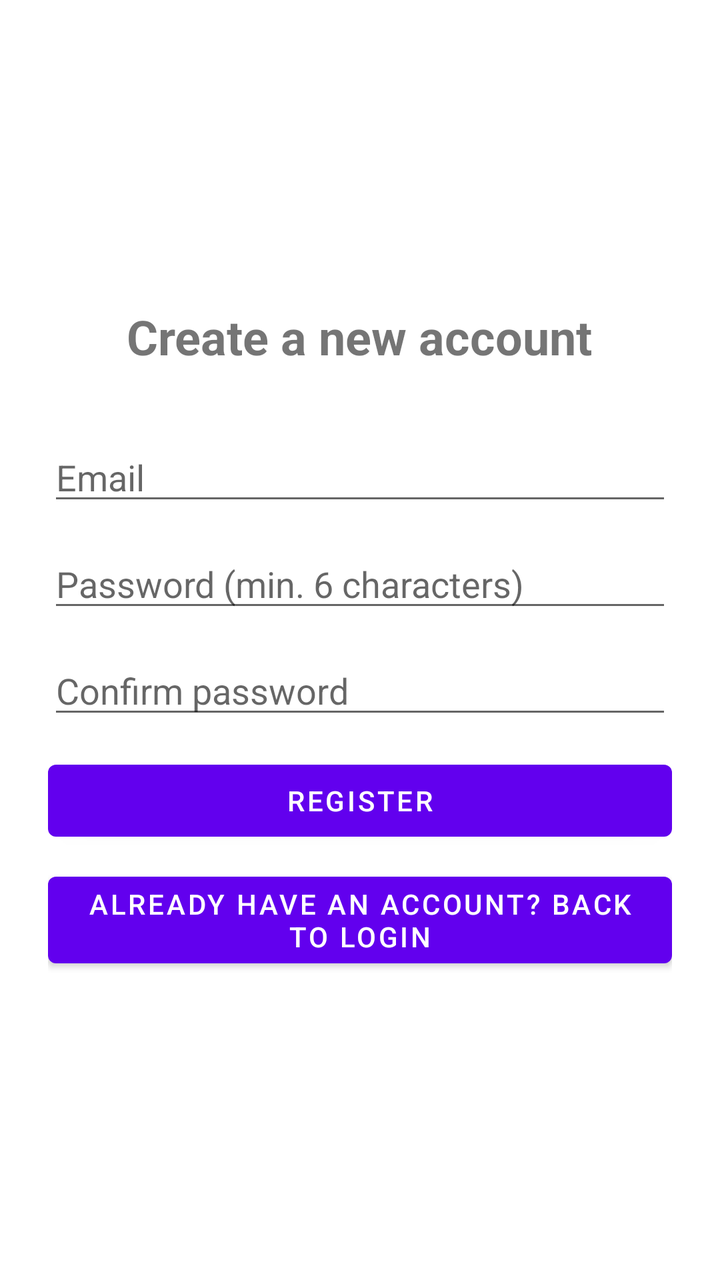
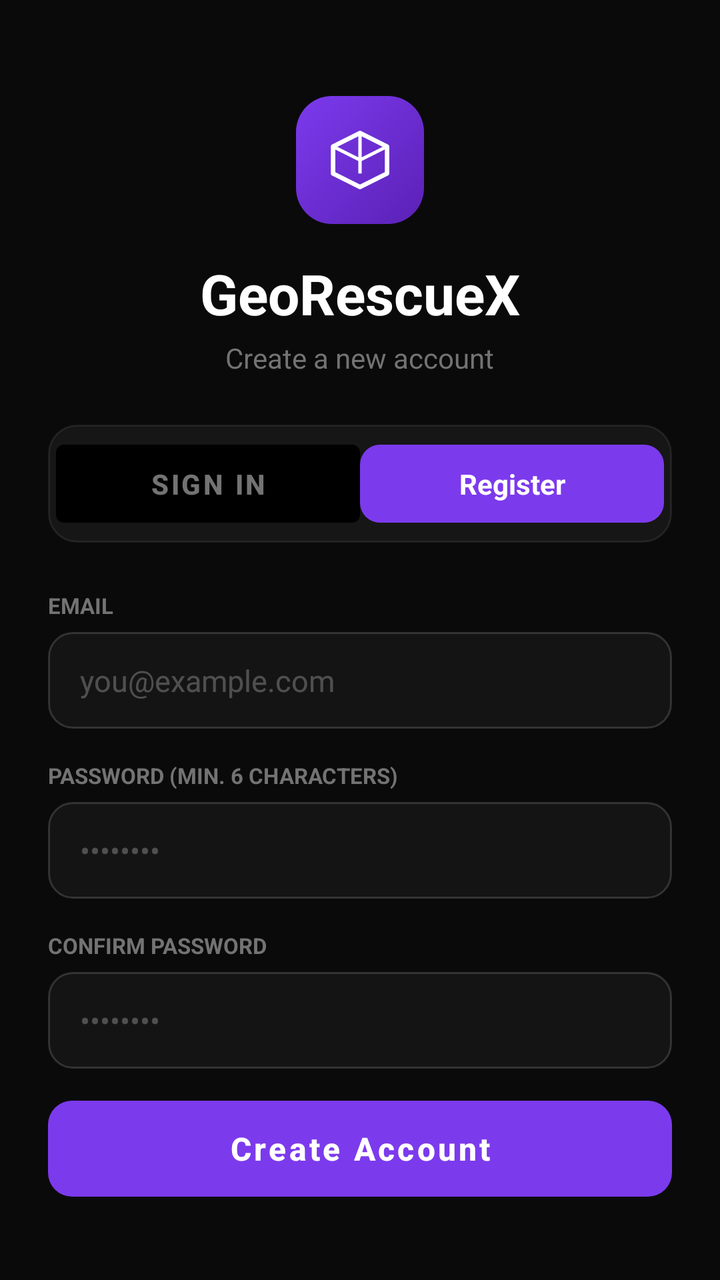

An Android layout rendered at two revisions. The XML below is the earlier revision; the diff shows what the commit changed to produce the second picture.
<!-- AndroidManifest.xml: application theme Theme.GeoRescuX -->
<!-- res/layout/activity_register.xml -->
<?xml version="1.0" encoding="utf-8"?>
<LinearLayout xmlns:android="http://schemas.android.com/apk/res/android"
    android:layout_width="match_parent"
    android:layout_height="match_parent"
    android:gravity="center"
    android:orientation="vertical"
    android:padding="24dp">

    <TextView
        android:layout_width="wrap_content"
        android:layout_height="wrap_content"
        android:layout_marginBottom="32dp"
        android:text="Create a new account"
        android:textSize="24sp"
        android:textStyle="bold" />

    <EditText
        android:id="@+id/editTextEmail"
        android:layout_width="match_parent"
        android:layout_height="wrap_content"
        android:layout_marginBottom="12dp"
        android:hint="Email"
        android:inputType="textEmailAddress" />

    <EditText
        android:id="@+id/editTextPassword"
        android:layout_width="match_parent"
        android:layout_height="wrap_content"
        android:layout_marginBottom="12dp"
        android:hint="Password (min. 6 characters)"
        android:inputType="textPassword" />

    <EditText
        android:id="@+id/editTextConfirmPassword"
        android:layout_width="match_parent"
        android:layout_height="wrap_content"
        android:layout_marginBottom="12dp"
        android:hint="Confirm password"
        android:inputType="textPassword" />

    <TextView
        android:id="@+id/textViewError"
        android:layout_width="match_parent"
        android:layout_height="wrap_content"
        android:layout_marginBottom="12dp"
        android:textColor="#D32F2F"
        android:visibility="gone" />

    <Button
        android:id="@+id/buttonRegister"
        android:layout_width="match_parent"
        android:layout_height="wrap_content"
        android:text="Register" />

    <Button
        android:id="@+id/buttonBackToLogin"
        android:layout_width="match_parent"
        android:layout_height="wrap_content"
        android:layout_marginTop="8dp"
        android:text="Already have an account? Back to Login" />

</LinearLayout>
<!-- resources referenced by this layout -->
<resources>
  <style name="Theme.GeoRescuX" parent="Theme.MaterialComponents.DayNight.DarkActionBar">
          
          <item name="colorPrimary">@color/purple_500</item>
          <item name="colorPrimaryVariant">@color/purple_700</item>
          <item name="colorOnPrimary">@color/white</item>
          
          <item name="colorSecondary">@color/teal_200</item>
          <item name="colorSecondaryVariant">@color/teal_700</item>
          <item name="colorOnSecondary">@color/black</item>
          
          <item name="android:statusBarColor">?attr/colorPrimaryVariant</item>
          
      </style>
  <color name="purple_500">#FF6200EE</color>
  <color name="purple_700">#FF3700B3</color>
  <color name="teal_200">#FF03DAC5</color>
  <color name="teal_700">#FF018786</color>
  <color name="black">#FF000000</color>
  <!-- unchanged entries left out for length: 1 -->
</resources>

<!-- the commit's change to res/layout/activity_register.xml (unified diff, before → after) -->
@@ -1,62 +1,185 @@
 <?xml version="1.0" encoding="utf-8"?>
-<LinearLayout xmlns:android="http://schemas.android.com/apk/res/android"
+<ScrollView xmlns:android="http://schemas.android.com/apk/res/android"
+    xmlns:app="http://schemas.android.com/apk/res-auto"
     android:layout_width="match_parent"
     android:layout_height="match_parent"
-    android:gravity="center"
-    android:orientation="vertical"
-    android:padding="24dp">
+    android:background="@color/bg_app"
+    android:fillViewport="true">
 
-    <TextView
-        android:layout_width="wrap_content"
-        android:layout_height="wrap_content"
-        android:layout_marginBottom="32dp"
-        android:text="Create a new account"
-        android:textSize="24sp"
-        android:textStyle="bold" />
-
-    <EditText
-        android:id="@+id/editTextEmail"
+    <LinearLayout
         android:layout_width="match_parent"
         android:layout_height="wrap_content"
-        android:layout_marginBottom="12dp"
-        android:hint="Email"
-        android:inputType="textEmailAddress" />
+        android:gravity="center_horizontal"
+        android:orientation="vertical"
+        android:paddingHorizontal="24dp"
+        android:paddingTop="48dp"
+        android:paddingBottom="32dp">
 
-    <EditText
-        android:id="@+id/editTextPassword"
-        android:layout_width="match_parent"
-        android:layout_height="wrap_content"
-        android:layout_marginBottom="12dp"
-        android:hint="Password (min. 6 characters)"
-        android:inputType="textPassword" />
+        
+        <FrameLayout
+            android:layout_width="64dp"
+            android:layout_height="64dp"
+            android:layout_marginBottom="16dp"
+            android:background="@drawable/bg_logo_gradient">
 
-    <EditText
-        android:id="@+id/editTextConfirmPassword"
-        android:layout_width="match_parent"
-        android:layout_height="wrap_content"
-        android:layout_marginBottom="12dp"
-        android:hint="Confirm password"
-        android:inputType="textPassword" />
+            <ImageView
+                android:layout_width="36dp"
+                android:layout_height="36dp"
+                android:layout_gravity="center"
+                android:contentDescription="@string/app_name"
+                android:src="@drawable/ic_shield_logo" />
+        </FrameLayout>
 
-    <TextView
-        android:id="@+id/textViewError"
-        android:layout_width="match_parent"
-        android:layout_height="wrap_content"
-        android:layout_marginBottom="12dp"
-        android:textColor="#D32F2F"
-        android:visibility="gone" />
+        
+        <TextView
+            android:layout_width="wrap_content"
+            android:layout_height="wrap_content"
+            android:text="GeoRescueX"
+            android:textColor="@color/text_primary"
+            android:textSize="28sp"
+            android:textStyle="bold" />
 
-    <Button
-        android:id="@+id/buttonRegister"
-        android:layout_width="match_parent"
-        android:layout_height="wrap_content"
-        android:text="Register" />
+        <TextView
+            android:layout_width="wrap_content"
+            android:layout_height="wrap_content"
+            android:layout_marginTop="4dp"
+            android:text="Create a new account"
+            android:textColor="@color/text_muted"
+            android:textSize="14sp" />
 
-    <Button
-        android:id="@+id/buttonBackToLogin"
-        android:layout_width="match_parent"
-        android:layout_height="wrap_content"
-        android:layout_marginTop="8dp"
-        android:text="Already have an account? Back to Login" />
+        
+        <LinearLayout
+            android:layout_width="match_parent"
+            android:layout_height="wrap_content"
+            android:layout_marginTop="24dp"
+            android:layout_marginBottom="24dp"
+            android:background="@drawable/bg_tab_container"
+            android:orientation="horizontal">
 
-</LinearLayout>
+            <Button
+                android:id="@+id/buttonBackToLogin"
+                android:layout_width="0dp"
+                android:layout_height="wrap_content"
+                android:layout_weight="1"
+                android:background="@null"
+                android:gravity="center"
+                android:minHeight="0dp"
+                android:paddingVertical="10dp"
+                android:stateListAnimator="@null"
+                android:text="Sign In"
+                android:textColor="@color/text_muted"
+                android:textSize="14sp"
+                android:textStyle="bold"
+                app:backgroundTint="@null" />
+
+            <TextView
+                android:layout_width="0dp"
+                android:layout_height="wrap_content"
+                android:layout_weight="1"
+                android:background="@drawable/bg_tab_active"
+                android:gravity="center"
+                android:paddingVertical="10dp"
+                android:text="Register"
+                android:textColor="@color/text_primary"
+                android:textSize="14sp"
+                android:textStyle="bold" />
+        </LinearLayout>
+
+        
+        <LinearLayout
+            android:layout_width="match_parent"
+            android:layout_height="wrap_content"
+            android:orientation="vertical">
+
+            <TextView
+                android:layout_width="wrap_content"
+                android:layout_height="wrap_content"
+                android:layout_marginBottom="6dp"
+                android:text="EMAIL"
+                android:textColor="@color/text_muted"
+                android:textSize="11sp"
+                android:textStyle="bold" />
+
+            <EditText
+                android:id="@+id/editTextEmail"
+                android:layout_width="match_parent"
+                android:layout_height="wrap_content"
+                android:layout_marginBottom="16dp"
+                android:background="@drawable/bg_input_field"
+                android:hint="you@example.com"
+                android:inputType="textEmailAddress"
+                android:textColor="@color/text_primary"
+                android:textColorHint="@color/text_subtle"
+                android:textSize="15sp" />
+
+            <TextView
+                android:layout_width="wrap_content"
+                android:layout_height="wrap_content"
+                android:layout_marginBottom="6dp"
+                android:text="PASSWORD (MIN. 6 CHARACTERS)"
+                android:textColor="@color/text_muted"
+                android:textSize="11sp"
+                android:textStyle="bold" />
+
+            <EditText
+                android:id="@+id/editTextPassword"
+                android:layout_width="match_parent"
+                android:layout_height="wrap_content"
+                android:layout_marginBottom="16dp"
+                android:background="@drawable/bg_input_field"
+                android:hint="••••••••"
+                android:inputType="textPassword"
+                android:textColor="@color/text_primary"
+                android:textColorHint="@color/text_subtle"
+                android:textSize="15sp" />
+
+            <TextView
+                android:layout_width="wrap_content"
+                android:layout_height="wrap_content"
+                android:layout_marginBottom="6dp"
+                android:text="CONFIRM PASSWORD"
+                android:textColor="@color/text_muted"
+                android:textSize="11sp"
+                android:textStyle="bold" />
+
+            <EditText
+                android:id="@+id/editTextConfirmPassword"
+                android:layout_width="match_parent"
+                android:layout_height="wrap_content"
+                android:layout_marginBottom="16dp"
+                android:background="@drawable/bg_input_field"
+                android:hint="••••••••"
+                android:inputType="textPassword"
+                android:textColor="@color/text_primary"
+                android:textColorHint="@color/text_subtle"
+                android:textSize="15sp" />
+
+            
+            <TextView
+                android:id="@+id/textViewError"
+                android:layout_width="match_parent"
+                android:layout_height="wrap_content"
+                android:layout_marginBottom="16dp"
+                android:background="@drawable/bg_card_dark"
+                android:padding="12dp"
+                android:textColor="@color/text_error"
+                android:textSize="13sp"
+                android:visibility="gone" />
+
+            
+            <Button
+                android:id="@+id/buttonRegister"
+                android:layout_width="match_parent"
+                android:layout_height="wrap_content"
+                android:background="@drawable/bg_button_violet"
+                android:stateListAnimator="@null"
+                android:text="Create Account"
+                android:textAllCaps="false"
+                android:textColor="@color/text_primary"
+                android:textSize="16sp"
+                android:textStyle="bold"
+                app:backgroundTint="@null" />
+        </LinearLayout>
+
+    </LinearLayout>
+</ScrollView>
<!-- resource entries referenced after the edit -->
@@ -1,23 +1,156 @@
 <!-- resources referenced by this layout -->
 <resources>
-  <style name="Theme.GeoRescuX" parent="Theme.MaterialComponents.DayNight.DarkActionBar">
+  <color name="bg_app">#0A0A0A</color>
+  <color name="text_error">#EF4444</color>
+  <color name="text_muted">#737373</color>
+  <color name="text_primary">#FFFFFF</color>
+  <color name="text_subtle">#40FFFFFF</color>
+  <!-- drawable bg_button_violet (drawable) -->
+  <?xml version="1.0" encoding="utf-8"?>
+  <ripple xmlns:android="http://schemas.android.com/apk/res/android"
+      android:color="#4DFFFFFF">
+      <item>
+          <shape android:shape="rectangle">
+              <solid android:color="@color/violet_accent" />
+              <corners android:radius="12dp" />
+              <padding
+                  android:bottom="14dp"
+                  android:top="14dp" />
+          </shape>
+      </item>
+  </ripple>
+  <!-- drawable bg_card_dark (drawable) -->
+  <?xml version="1.0" encoding="utf-8"?>
+  <shape xmlns:android="http://schemas.android.com/apk/res/android"
+      android:shape="rectangle">
+      <solid android:color="@color/bg_card" />
+      <corners android:radius="16dp" />
+      <stroke
+          android:width="1dp"
+          android:color="@color/divider_subtle" />
+  </shape>
+  <!-- drawable bg_input_field (drawable) -->
+  <?xml version="1.0" encoding="utf-8"?>
+  <selector xmlns:android="http://schemas.android.com/apk/res/android">
+      <item android:state_focused="true">
+          <shape android:shape="rectangle">
+              <solid android:color="@color/bg_input" />
+              <corners android:radius="12dp" />
+              <stroke
+                  android:width="1.5dp"
+                  android:color="@color/violet_accent" />
+              <padding
+                  android:bottom="14dp"
+                  android:left="16dp"
+                  android:right="16dp"
+                  android:top="14dp" />
+          </shape>
+      </item>
+      <item>
+          <shape android:shape="rectangle">
+              <solid android:color="@color/bg_input" />
+              <corners android:radius="12dp" />
+              <stroke
+                  android:width="1dp"
+                  android:color="@color/border_light" />
+              <padding
+                  android:bottom="14dp"
+                  android:left="16dp"
+                  android:right="16dp"
+                  android:top="14dp" />
+          </shape>
+      </item>
+  </selector>
+  <!-- drawable bg_logo_gradient (drawable) -->
+  <?xml version="1.0" encoding="utf-8"?>
+  <shape xmlns:android="http://schemas.android.com/apk/res/android"
+      android:shape="rectangle">
+      <gradient
+          android:angle="315"
+          android:endColor="#5B21B6"
+          android:startColor="#7C3AED" />
+      <corners android:radius="18dp" />
+  </shape>
+  <!-- drawable bg_tab_active (drawable) -->
+  <?xml version="1.0" encoding="utf-8"?>
+  <shape xmlns:android="http://schemas.android.com/apk/res/android"
+      android:shape="rectangle">
+      <solid android:color="@color/violet_accent" />
+      <corners android:radius="10dp" />
+      <padding
+          android:bottom="8dp"
+          android:left="16dp"
+          android:right="16dp"
+          android:top="8dp" />
+  </shape>
+  <!-- drawable bg_tab_container (drawable) -->
+  <?xml version="1.0" encoding="utf-8"?>
+  <shape xmlns:android="http://schemas.android.com/apk/res/android"
+      android:shape="rectangle">
+      <solid android:color="@color/bg_surface" />
+      <corners android:radius="14dp" />
+      <stroke
+          android:width="1dp"
+          android:color="@color/divider_subtle" />
+      <padding
+          android:bottom="4dp"
+          android:left="4dp"
+          android:right="4dp"
+          android:top="4dp" />
+  </shape>
+  <!-- drawable ic_shield_logo (drawable) -->
+  <?xml version="1.0" encoding="utf-8"?>
+  <vector xmlns:android="http://schemas.android.com/apk/res/android"
+      android:width="48dp"
+      android:height="48dp"
+      android:viewportWidth="32"
+      android:viewportHeight="32">
+      <path
+          android:pathData="M16,4 L4,10 v12 l12,6 12,-6 V10 L16,4 z"
+          android:strokeColor="#FFFFFF"
+          android:strokeLineJoin="round"
+          android:strokeWidth="2" />
+      <path
+          android:pathData="M16,4 v18 M4,10 l12,6 12,-6"
+          android:strokeColor="#FFFFFF"
+          android:strokeLineJoin="round"
+          android:strokeWidth="1.5" />
+  </vector>
+  <string name="app_name">GeoRescuX</string>
+  <style name="Theme.GeoRescuX" parent="Theme.MaterialComponents.DayNight.NoActionBar">
           
-          <item name="colorPrimary">@color/purple_500</item>
-          <item name="colorPrimaryVariant">@color/purple_700</item>
+          <item name="colorPrimary">@color/violet_accent</item>
+          <item name="colorPrimaryVariant">@color/bg_app</item>
           <item name="colorOnPrimary">@color/white</item>
           
-          <item name="colorSecondary">@color/teal_200</item>
-          <item name="colorSecondaryVariant">@color/teal_700</item>
-          <item name="colorOnSecondary">@color/black</item>
+          <item name="colorSecondary">@color/violet_light</item>
+          <item name="colorSecondaryVariant">@color/violet_dim</item>
+          <item name="colorOnSecondary">@color/white</item>
           
-          <item name="android:statusBarColor">?attr/colorPrimaryVariant</item>
+          <item name="android:windowBackground">@color/bg_app</item>
+          <item name="colorSurface">@color/bg_surface</item>
+          <item name="colorOnSurface">@color/text_primary</item>
           
+          <item name="android:statusBarColor">@color/bg_app</item>
+          <item name="android:navigationBarColor">@color/bg_app</item>
+          
+          <item name="materialCardViewStyle">@style/Widget.GeoRescuX.Card</item>
       </style>
-  <color name="purple_500">#FF6200EE</color>
-  <color name="purple_700">#FF3700B3</color>
-  <color name="teal_200">#FF03DAC5</color>
-  <color name="teal_700">#FF018786</color>
-  <color name="black">#FF000000</color>
+  <color name="violet_accent">#7C3AED</color>
+  <color name="bg_card">#1E1E1E</color>
+  <color name="divider_subtle">#14FFFFFF</color>
+  <color name="bg_input">#141414</color>
+  <color name="border_light">#26FFFFFF</color>
+  <color name="bg_surface">#161616</color>
+  <color name="violet_light">#8B5CF6</color>
+  <color name="violet_dim">#267C3AED</color>
+  <style name="Widget.GeoRescuX.Card" parent="Widget.MaterialComponents.CardView">
+          <item name="cardBackgroundColor">@color/bg_card</item>
+          <item name="cardCornerRadius">16dp</item>
+          <item name="cardElevation">0dp</item>
+          <item name="strokeColor">@color/divider_subtle</item>
+          <item name="strokeWidth">1dp</item>
+      </style>
   <!-- unchanged entries left out for length: 1 -->
 </resources>
 
